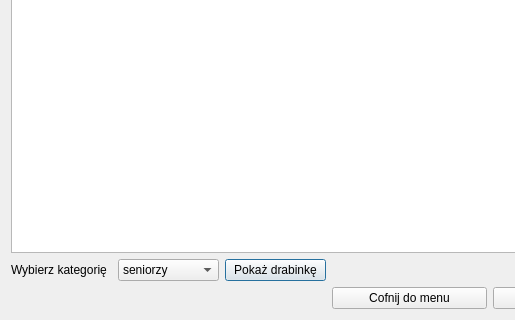
maciejszczesny/segregator, file drabinki.ui: the form before one commit; both pictures show x 0 to 515 and y 185 to 505 of the 658 by 505 pixel window.
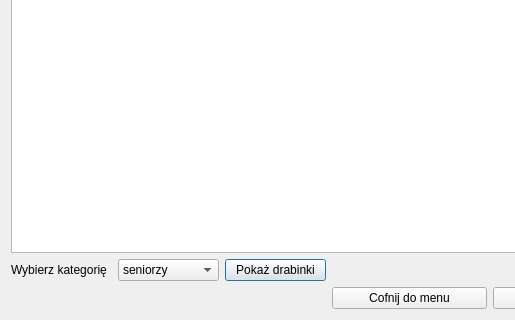
The form after the commit.

The edit to the form file:
```diff
--- a/drabinki.ui
+++ b/drabinki.ui
@@ -50,7 +50,7 @@
      <item>
       <widget class="QPushButton" name="pushButton">
        <property name="text">
-        <string>Pokaż drabinkę</string>
+        <string>Pokaż drabinki</string>
        </property>
       </widget>
      </item>
```
Left out of the diff: 19 changed lines with no effect on the pictures.
